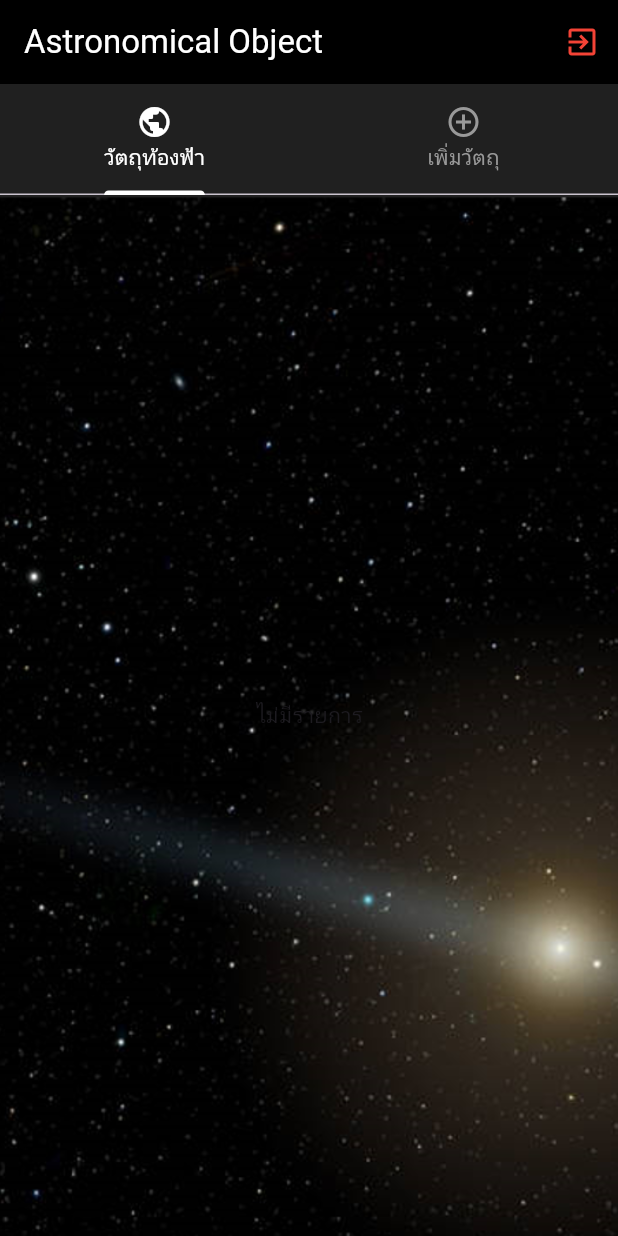
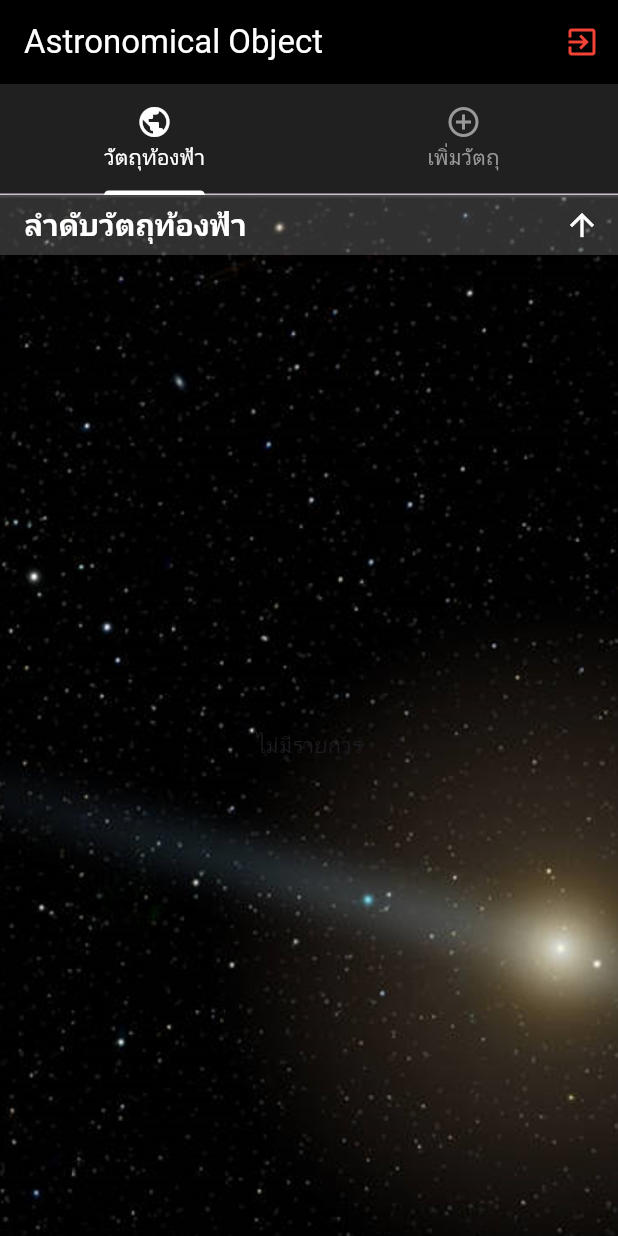
Before and after one commit to Anusak46/Astronomical-Object, a Flutter app: the screen it shows after launch, on a phone screen of 412 x 824 dp. Run offline on Flutter 3.47's test engine with Material 3 defaults, Android fonts, the phone set to English and light mode, and no system bars; our stand-ins replace sembast.

Commit message:
เพิ่มปุ่มในการเรียงลำดับ

```diff
--- a/lib/screens/home_screen.dart
+++ b/lib/screens/home_screen.dart
@@ -12,6 +12,8 @@ class HomeScreen extends StatefulWidget {
 }
 
 class _HomeScreenState extends State<HomeScreen> {
+  bool isAscending = true;
+
   @override
   Widget build(BuildContext context) {
     return Container(
@@ -23,6 +25,32 @@ class _HomeScreenState extends State<HomeScreen> {
       ),
       child: Scaffold(
         backgroundColor: Colors.transparent,
+        appBar: AppBar(
+          title: const Text(
+            'ลำดับวัตถุท้องฟ้า',
+            style: TextStyle(
+              color: Color.fromARGB(255, 255, 255, 255),
+              fontSize: 20,
+              fontWeight: FontWeight.bold,
+            ),
+          ),
+          actions: [
+            IconButton(
+              icon: Icon(
+                isAscending ? Icons.arrow_upward : Icons.arrow_downward,
+                color: Colors.white,
+              ),
+              onPressed: () {
+                setState(() {
+                  isAscending = !isAscending;
+                });
+              },
+            ),
+          ],
+          backgroundColor: Colors.grey.withOpacity(0.3),
+          elevation: 0,
+          toolbarHeight: 40,
+        ),
         body: Consumer<TransactionProvider>(
           builder: (context, provider, child) {
             if (provider.transactions.isEmpty) {
@@ -30,10 +58,15 @@ class _HomeScreenState extends State<HomeScreen> {
                 child: Text('ไม่มีรายการ'),
               );
             } else {
+              var sortedTransactions = provider.transactions.toList();
+              sortedTransactions.sort((a, b) => isAscending
+                  ? a.amount.compareTo(b.amount)
+                  : b.amount.compareTo(a.amount));
+
               return ListView.builder(
-                itemCount: provider.transactions.length,
+                itemCount: sortedTransactions.length,
                 itemBuilder: (context, index) {
-                  var statement = provider.transactions[index];
+                  var statement = sortedTransactions[index];
                   return Card(
                     elevation: 5,
                     margin:
@@ -47,8 +80,7 @@ class _HomeScreenState extends State<HomeScreen> {
                           child: Container(
                             decoration: BoxDecoration(
                               image: const DecorationImage(
-                                image: AssetImage(
-                                    'images/A1.png'),
+                                image: AssetImage('images/A1.png'),
                                 fit: BoxFit.cover,
                               ),
                               borderRadius: BorderRadius.circular(15),
@@ -56,21 +88,17 @@ class _HomeScreenState extends State<HomeScreen> {
                           ),
                         ),
                         ListTile(
-                          title: _buildShadowedText(
-                              statement),
+                          title: _buildShadowedText(statement),
                           leading: CircleAvatar(
                             radius: 30,
-                            backgroundColor: Colors
-                                .black54,
+                            backgroundColor: Colors.black54,
                             child: FittedBox(
                               child: Text('${statement.amount}',
-                                  style: const TextStyle(
-                                      color: Colors.white)),
+                                  style: const TextStyle(color: Colors.white)),
                             ),
                           ),
                           trailing: IconButton(
-                            icon: const Icon(Icons.delete,
-                                color: Colors.red),
+                            icon: const Icon(Icons.delete, color: Colors.red),
                             onPressed: () {
                               provider.deleteTransaction(statement.keyID);
                             },
```
